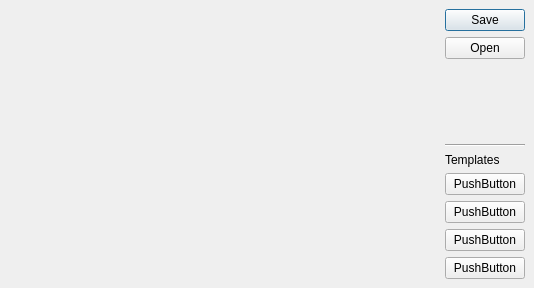
First picture: the form in mapfile_tools/ui_dock_editor.ui, repository maduhu/qgis-mapfile-tools, before the edit.
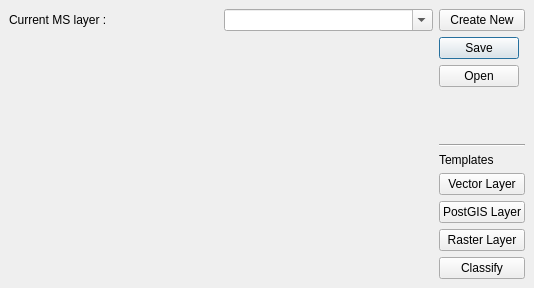
Second picture: the form after the edit.

Patch:
```diff
--- a/mapfile_tools/ui_dock_editor.ui
+++ b/mapfile_tools/ui_dock_editor.ui
@@ -15,7 +15,10 @@
   </property>
   <widget class="QWidget" name="DockEditorContent">
    <layout class="QGridLayout" name="gridLayout">
-    <item row="0" column="1">
+    <item row="1" column="0" rowspan="7" colspan="2">
+     <widget class="QWidget" name="widget" native="true"/>
+    </item>
+    <item row="1" column="2">
      <widget class="QDialogButtonBox" name="fileBox">
       <property name="orientation">
        <enum>Qt::Vertical</enum>
@@ -25,60 +28,71 @@
       </property>
      </widget>
     </item>
-    <item row="3" column="1">
+    <item row="2" column="2">
+     <widget class="Line" name="line_2">
+      <property name="orientation">
+       <enum>Qt::Horizontal</enum>
+      </property>
+     </widget>
+    </item>
+    <item row="3" column="2">
      <widget class="QLabel" name="label">
       <property name="text">
        <string>Templates</string>
       </property>
      </widget>
     </item>
-    <item row="4" column="1">
+    <item row="4" column="2">
      <widget class="QPushButton" name="template1">
       <property name="text">
-       <string>PushButton</string>
+       <string>Vector Layer</string>
       </property>
      </widget>
     </item>
-    <item row="5" column="1">
+    <item row="5" column="2">
      <widget class="QPushButton" name="template2">
       <property name="text">
-       <string>PushButton</string>
+       <string>PostGIS Layer</string>
       </property>
      </widget>
     </item>
-    <item row="6" column="1">
+    <item row="6" column="2">
      <widget class="QPushButton" name="template3">
       <property name="text">
-       <string>PushButton</string>
+       <string>Raster Layer</string>
       </property>
      </widget>
     </item>
-    <item row="7" column="1">
+    <item row="7" column="2">
      <widget class="QPushButton" name="template4">
       <property name="text">
-       <string>PushButton</string>
+       <string>Classify</string>
       </property>
      </widget>
     </item>
-    <item row="1" column="1">
-     <widget class="Line" name="line_2">
-      <property name="orientation">
-       <enum>Qt::Horizontal</enum>
+    <item row="0" column="1">
+     <widget class="QComboBox" name="msLayerList">
+      <property name="editable">
+       <bool>true</bool>
+      </property>
+      <property name="insertPolicy">
+       <enum>QComboBox::InsertAtTop</enum>
       </property>
      </widget>
     </item>
     <item row="0" column="0">
-     <spacer name="horizontalSpacer">
-      <property name="orientation">
-       <enum>Qt::Horizontal</enum>
+     <widget class="QLabel" name="label_2">
+      <property name="text">
+       <string>Current MS layer :</string>
       </property>
-      <property name="sizeHint" stdset="0">
-       <size>
-        <width>401</width>
-        <height>20</height>
-       </size>
+     </widget>
+    </item>
+    <item row="0" column="2">
+     <widget class="QPushButton" name="createNewButton">
+      <property name="text">
+       <string>Create New</string>
       </property>
-     </spacer>
+     </widget>
     </item>
    </layout>
   </widget>
```
Left out of the diff: 2 changed lines with no effect on the pictures.
